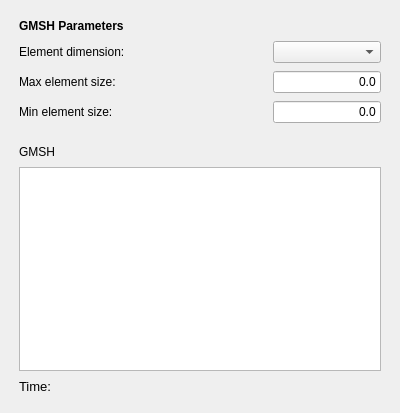
jaheyns/CfdOF, file TaskPanelCfdMeshGmsh.ui: the form before one commit.
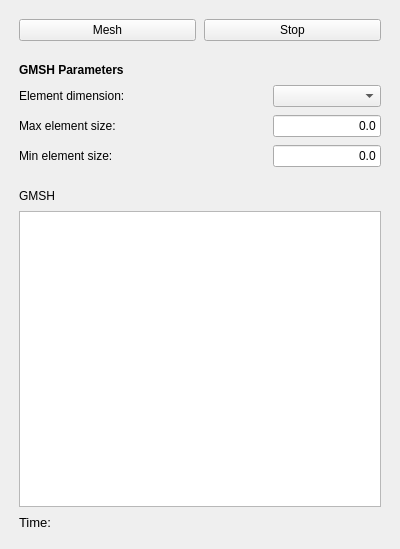
The form after the commit. Custom widgets are drawn as their Qt base class.

Commit message: CFD: Add stop button for meshing

Diff of the .ui file:
```diff
--- a/TaskPanelCfdMeshGmsh.ui
+++ b/TaskPanelCfdMeshGmsh.ui
@@ -7,13 +7,37 @@
     <x>0</x>
     <y>0</y>
     <width>400</width>
-    <height>413</height>
+    <height>549</height>
    </rect>
   </property>
   <property name="windowTitle">
    <string>CFD Mesh by GMSH </string>
   </property>
   <layout class="QVBoxLayout" name="verticalLayout">
+   <item>
+    <layout class="QGridLayout" name="gridLayout_3" rowstretch="0">
+     <property name="margin">
+      <number>8</number>
+     </property>
+     <property name="spacing">
+      <number>8</number>
+     </property>
+     <item row="0" column="0">
+      <widget class="QPushButton" name="pb_run_mesh">
+       <property name="text">
+        <string>Mesh</string>
+       </property>
+      </widget>
+     </item>
+     <item row="0" column="1">
+      <widget class="QPushButton" name="pb_stop_mesh">
+       <property name="text">
+        <string>Stop</string>
+       </property>
+      </widget>
+     </item>
+    </layout>
+   </item>
    <item>
     <layout class="QGridLayout" name="gridLayout">
      <property name="horizontalSpacing">
```
The commit also changes 6 other files.
